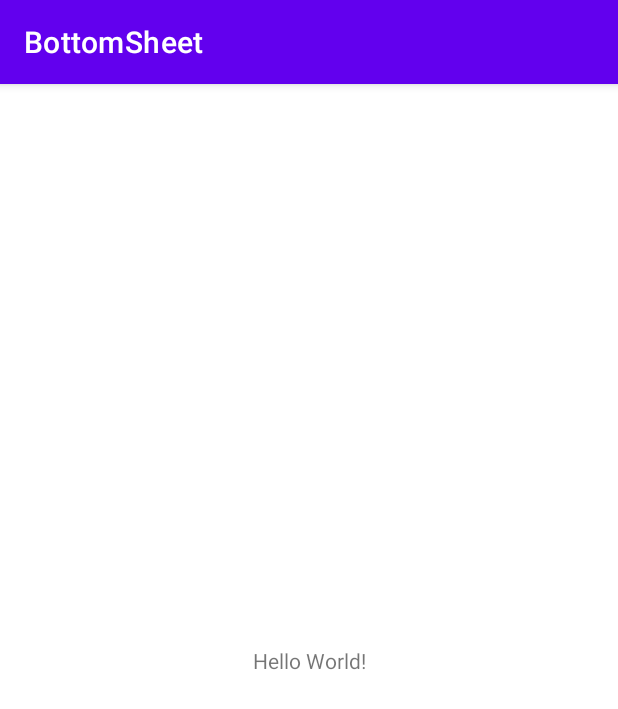
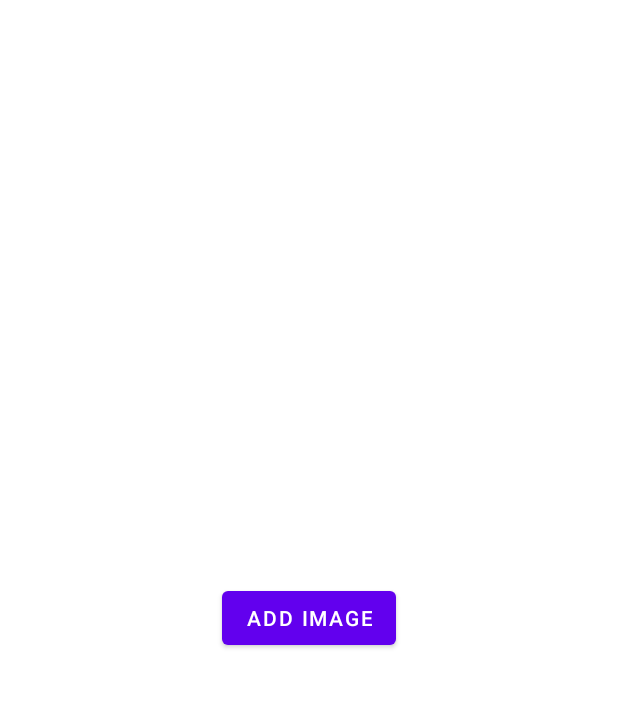
Before and after one commit to KRUTHIK-P/Task, an Android app: the screen it shows after launch (MainActivity), on a phone screen of 412 x 824 dp. Shown: the top 709 px of the screen. Run offline under Robolectric (Android 15) with nearby library versions, the phone set to English and light mode, and no system bars.

Commit message:
bottom sheet

```diff
--- a/app/build.gradle
+++ b/app/build.gradle
@@ -5,7 +5,7 @@ plugins {
 
 android {
     namespace 'com.example.bottomsheet'
-    compileSdk 32
+    compileSdk 33
 
     defaultConfig {
         applicationId "com.example.bottomsheet"
@@ -30,6 +30,10 @@ android {
     kotlinOptions {
         jvmTarget = '1.8'
     }
+
+    buildFeatures {
+        viewBinding true
+    }
 }
 
 dependencies {
--- a/app/src/main/AndroidManifest.xml
+++ b/app/src/main/AndroidManifest.xml
@@ -1,6 +1,9 @@
 <?xml version="1.0" encoding="utf-8"?>
 <manifest xmlns:android="http://schemas.android.com/apk/res/android"
     xmlns:tools="http://schemas.android.com/tools">
+
+    <uses-permission android:name="android.permission.CAMERA"/>
+    <uses-permission android:name="android.permission.READ_EXTERNAL_STORAGE"/>
 
     <application
         android:allowBackup="true"
--- a/app/src/main/java/com/example/bottomsheet/MainActivity.kt
+++ b/app/src/main/java/com/example/bottomsheet/MainActivity.kt
@@ -2,10 +2,25 @@ package com.example.bottomsheet
 
 import androidx.appcompat.app.AppCompatActivity
 import android.os.Bundle
+import com.example.bottomsheet.databinding.ActivityMainBinding
+
 
 class MainActivity : AppCompatActivity() {
+    private lateinit var binding: ActivityMainBinding
+
     override fun onCreate(savedInstanceState: Bundle?) {
         super.onCreate(savedInstanceState)
-        setContentView(R.layout.activity_main)
+        binding = ActivityMainBinding.inflate(layoutInflater)
+        val view = binding.root
+        setContentView(view)
+
+        binding.addImageBtn.setOnClickListener {
+
+            val bottomSheet = BottomSheetFragment(binding.image)
+            bottomSheet.show(supportFragmentManager, "TAG")
+
+        }
     }
+
+
 }
--- /dev/null
+++ b/app/src/main/res/drawable/bottom_sheet_background.xml
@@ -0,0 +1,8 @@
+<?xml version="1.0" encoding="utf-8"?>
+<shape xmlns:android="http://schemas.android.com/apk/res/android">
+
+    <solid android:color="@color/white"/>
+
+    <corners android:topLeftRadius="20dp" android:topRightRadius="20dp"/>
+
+</shape>
--- /dev/null
+++ b/app/src/main/res/drawable/ic_baseline_camera_enhance_24.xml
@@ -0,0 +1,6 @@
+<vector android:height="24dp" android:tint="#000000"
+    android:viewportHeight="24" android:viewportWidth="24"
+    android:width="24dp" xmlns:android="http://schemas.android.com/apk/res/android">
+    <path android:fillColor="@android:color/white" android:pathData="M9,3L7.17,5L4,5c-1.1,0 -2,0.9 -2,2v12c0,1.1 0.9,2 2,2h16c1.1,0 2,-0.9 2,-2L22,7c0,-1.1 -0.9,-2 -2,-2h-3.17L15,3L9,3zM12,18c-2.76,0 -5,-2.24 -5,-5s2.24,-5 5,-5 5,2.24 5,5 -2.24,5 -5,5z"/>
+    <path android:fillColor="@android:color/white" android:pathData="M12,17l1.25,-2.75L16,13l-2.75,-1.25L12,9l-1.25,2.75L8,13l2.75,1.25z"/>
+</vector>
--- /dev/null
+++ b/app/src/main/res/drawable/ic_baseline_insert_photo_24.xml
@@ -0,0 +1,5 @@
+<vector android:height="24dp" android:tint="#000000"
+    android:viewportHeight="24" android:viewportWidth="24"
+    android:width="24dp" xmlns:android="http://schemas.android.com/apk/res/android">
+    <path android:fillColor="@android:color/white" android:pathData="M21,19V5c0,-1.1 -0.9,-2 -2,-2H5c-1.1,0 -2,0.9 -2,2v14c0,1.1 0.9,2 2,2h14c1.1,0 2,-0.9 2,-2zM8.5,13.5l2.5,3.01L14.5,12l4.5,6H5l3.5,-4.5z"/>
+</vector>
--- a/app/src/main/res/layout/activity_main.xml
+++ b/app/src/main/res/layout/activity_main.xml
@@ -6,13 +6,25 @@
     android:layout_height="match_parent"
     tools:context=".MainActivity">
 
-    <TextView
+
+    <ImageView
+        android:id="@+id/image"
+        android:layout_width="150dp"
+        android:layout_height="150dp"
+        android:layout_marginBottom="10dp"
+        app:layout_constraintBottom_toTopOf="@id/add_image_btn"
+        app:layout_constraintEnd_toEndOf="parent"
+        app:layout_constraintStart_toStartOf="parent"/>
+
+    <Button
+        android:id="@+id/add_image_btn"
         android:layout_width="wrap_content"
         android:layout_height="wrap_content"
-        android:text="Hello World!"
+        android:text="Add Image"
         app:layout_constraintBottom_toBottomOf="parent"
         app:layout_constraintEnd_toEndOf="parent"
         app:layout_constraintStart_toStartOf="parent"
         app:layout_constraintTop_toTopOf="parent" />
 
+
 </androidx.constraintlayout.widget.ConstraintLayout>
--- a/app/src/main/res/values/themes.xml
+++ b/app/src/main/res/values/themes.xml
@@ -1,6 +1,6 @@
 <resources xmlns:tools="http://schemas.android.com/tools">
     <!-- Base application theme. -->
-    <style name="Theme.BottomSheet" parent="Theme.MaterialComponents.DayNight.DarkActionBar">
+    <style name="Theme.BottomSheet" parent="Theme.MaterialComponents.DayNight.NoActionBar">
         <!-- Primary brand color. -->
         <item name="colorPrimary">@color/purple_500</item>
         <item name="colorPrimaryVariant">@color/purple_700</item>
@@ -12,5 +12,16 @@
         <!-- Status bar color. -->
         <item name="android:statusBarColor">?attr/colorPrimaryVariant</item>
         <!-- Customize your theme here. -->
+        <item name="bottomSheetDialogTheme">@style/AppBottomSheetDialogTheme</item>
+    </style>
+
+    <style name="AppBottomSheetDialogTheme"
+        parent="Theme.Design.Light.BottomSheetDialog">
+        <item name="bottomSheetStyle">@style/AppModalStyle</item>
+    </style>
+
+    <style name="AppModalStyle"
+        parent="Widget.Design.BottomSheet.Modal">
+        <item name="android:background">@drawable/bottom_sheet_background</item>
     </style>
 </resources>
```
Also changed, not shown: app/src/main/java/com/example/bottomsheet/BottomSheetFragment.kt (added, +136 -0 lines), app/src/main/res/layout/fragment_bottom_sheet.xml (added, +64 -0 lines), 1 other file.
